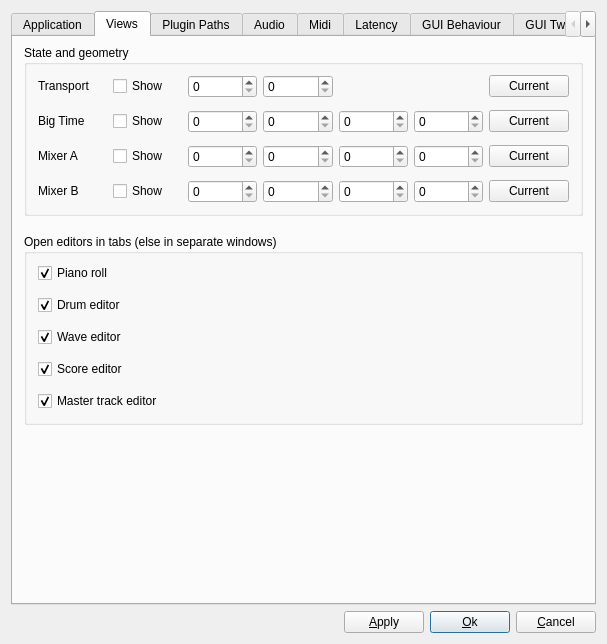
Before: the Qt Designer form muse3/muse/components/gensetbase.ui in emrum/muse, drawn with Qt 5.
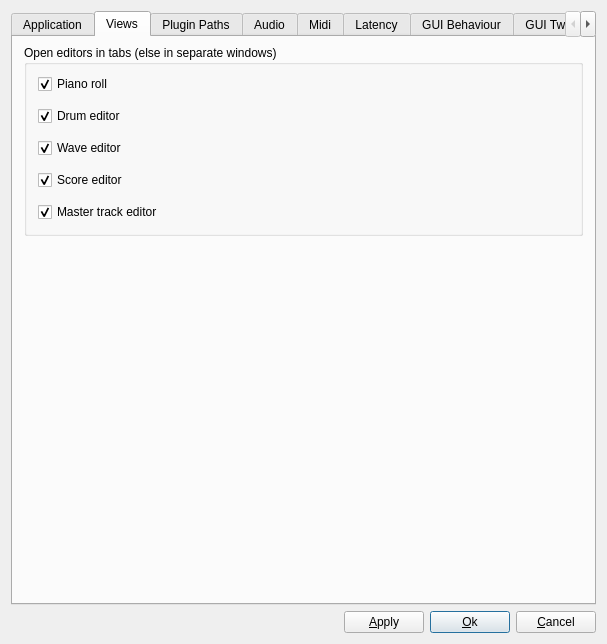
After: the same form once the commit is applied. The open tabs and pages were chosen to show the change.

Commit message: Save geometry of external windows automatically

Diff of the .ui file:
```diff
--- a/muse3/muse/components/gensetbase.ui
+++ b/muse3/muse/components/gensetbase.ui
@@ -334,342 +334,6 @@
          </property>
         </spacer>
        </item>
-       <item>
-        <widget class="QGroupBox" name="groupBox4">
-         <property name="sizePolicy">
-          <sizepolicy hsizetype="Preferred" vsizetype="Preferred">
-           <horstretch>0</horstretch>
-           <verstretch>0</verstretch>
-          </sizepolicy>
-         </property>
-         <property name="title">
-          <string>State and geometry</string>
-         </property>
-         <layout class="QGridLayout" name="gridLayout_8">
-          <property name="topMargin">
-           <number>10</number>
-          </property>
-          <property name="bottomMargin">
-           <number>10</number>
-          </property>
-          <property name="verticalSpacing">
-           <number>12</number>
-          </property>
-          <item row="1" column="1">
-           <widget class="QCheckBox" name="showBigtime">
-            <property name="text">
-             <string>Show</string>
-            </property>
-           </widget>
-          </item>
-          <item row="0" column="0">
-           <widget class="QLabel" name="textLabel2">
-            <property name="sizePolicy">
-             <sizepolicy hsizetype="Preferred" vsizetype="Fixed">
-              <horstretch>0</horstretch>
-              <verstretch>0</verstretch>
-             </sizepolicy>
-            </property>
-            <property name="text">
-             <string>Transport</string>
-            </property>
-            <property name="wordWrap">
-             <bool>false</bool>
-            </property>
-           </widget>
-          </item>
-          <item row="1" column="2">
-           <widget class="QSpinBox" name="bigtimeX">
-            <property name="toolTip">
-             <string>x-pos</string>
-            </property>
-            <property name="maximum">
-             <number>9999</number>
-            </property>
-           </widget>
-          </item>
-          <item row="2" column="3">
-           <widget class="QSpinBox" name="mixerY">
-            <property name="toolTip">
-             <string>y-pos</string>
-            </property>
-            <property name="maximum">
-             <number>9999</number>
-            </property>
-           </widget>
-          </item>
-          <item row="2" column="1">
-           <widget class="QCheckBox" name="showMixer">
-            <property name="text">
-             <string>Show</string>
-            </property>
-           </widget>
-          </item>
-          <item row="0" column="2">
-           <widget class="QSpinBox" name="transportX">
-            <property name="toolTip">
-             <string>x-pos</string>
-            </property>
-            <property name="maximum">
-             <number>9999</number>
-            </property>
-           </widget>
-          </item>
-          <item row="3" column="3">
-           <widget class="QSpinBox" name="mixer2Y">
-            <property name="toolTip">
-             <string>y-pos</string>
-            </property>
-            <property name="maximum">
-             <number>9999</number>
-            </property>
-           </widget>
-          </item>
-          <item row="0" column="3">
-           <widget class="QSpinBox" name="transportY">
-            <property name="toolTip">
-             <string>y-pos</string>
-            </property>
-            <property name="maximum">
-             <number>9999</number>
-            </property>
-           </widget>
-          </item>
-          <item row="3" column="1">
-           <widget class="QCheckBox" name="showMixer2">
-            <property name="text">
-             <string>Show</string>
-            </property>
-           </widget>
-          </item>
-          <item row="1" column="4">
-           <widget class="QSpinBox" name="bigtimeW">
-            <property name="toolTip">
-             <string>width</string>
-            </property>
-            <property name="maximum">
-             <number>9999</number>
-            </property>
-           </widget>
-          </item>
-          <item row="0" column="6">
-           <widget class="QPushButton" name="setTransportCurrent">
-            <property name="sizePolicy">
-             <sizepolicy hsizetype="Preferred" vsizetype="Fixed">
-              <horstretch>0</horstretch>
-              <verstretch>0</verstretch>
-             </sizepolicy>
-            </property>
-            <property name="toolTip">
-             <string>Set current values</string>
-            </property>
-            <property name="text">
-             <string>Current</string>
-            </property>
-           </widget>
-          </item>
-          <item row="2" column="0">
-           <widget class="QLabel" name="textLabel4">
-            <property name="sizePolicy">
-             <sizepolicy hsizetype="Preferred" vsizetype="Fixed">
-              <horstretch>0</horstretch>
-              <verstretch>0</verstretch>
-             </sizepolicy>
-            </property>
-            <property name="text">
-             <string>Mixer A</string>
-            </property>
-            <property name="wordWrap">
-             <bool>false</bool>
-            </property>
-           </widget>
-          </item>
-          <item row="2" column="6">
-           <widget class="QPushButton" name="setMixerCurrent">
-            <property name="sizePolicy">
-             <sizepolicy hsizetype="Minimum" vsizetype="Fixed">
-              <horstretch>0</horstretch>
-              <verstretch>0</verstretch>
-             </sizepolicy>
-            </property>
-            <property name="toolTip">
-             <string>Set current values</string>
-            </property>
-            <property name="text">
-             <string>Current</string>
-            </property>
-           </widget>
-          </item>
-          <item row="1" column="0">
-           <widget class="QLabel" name="textLabel3">
-            <property name="sizePolicy">
-             <sizepolicy hsizetype="Preferred" vsizetype="Fixed">
-              <horstretch>0</horstretch>
-              <verstretch>0</verstretch>
-             </sizepolicy>
-            </property>
-            <property name="text">
-             <string>Big Time</string>
-            </property>
-            <property name="wordWrap">
-             <bool>false</bool>
-            </property>
-           </widget>
-          </item>
-          <item row="1" column="5">
-           <widget class="QSpinBox" name="bigtimeH">
-            <property name="toolTip">
-             <string>height</string>
-            </property>
-            <property name="maximum">
-             <number>9999</number>
-            </property>
-           </widget>
-          </item>
-          <item row="2" column="2">
-           <widget class="QSpinBox" name="mixerX">
-            <property name="toolTip">
-             <string>x-pos</string>
-            </property>
-            <property name="maximum">
-             <number>9999</number>
-            </property>
-           </widget>
-          </item>
-          <item row="0" column="1">
-           <widget class="QCheckBox" name="showTransport">
-            <property name="text">
-             <string>Show</string>
-            </property>
-           </widget>
-          </item>
-          <item row="3" column="5">
-           <widget class="QSpinBox" name="mixer2H">
-            <property name="toolTip">
-             <string>height</string>
-            </property>
-            <property name="maximum">
-             <number>9999</number>
-            </property>
-           </widget>
-          </item>
-          <item row="2" column="4">
-           <widget class="QSpinBox" name="mixerW">
-            <property name="toolTip">
-             <string>width</string>
-            </property>
-            <property name="maximum">
-             <number>9999</number>
-            </property>
-           </widget>
-          </item>
-          <item row="3" column="6">
-           <widget class="QPushButton" name="setMixer2Current">
-            <property name="sizePolicy">
-             <sizepolicy hsizetype="Minimum" vsizetype="Fixed">
-              <horstretch>0</horstretch>
-              <verstretch>0</verstretch>
-             </sizepolicy>
-            </property>
-            <property name="toolTip">
-             <string>Set current values</string>
-            </property>
-            <property name="text">
-             <string>Current</string>
-            </property>
-           </widget>
-          </item>
-          <item row="3" column="2">
-           <widget class="QSpinBox" name="mixer2X">
-            <property name="toolTip">
-             <string>x-pos</string>
-            </property>
-            <property name="maximum">
-             <number>9999</number>
-            </property>
-           </widget>
-          </item>
-          <item row="1" column="6">
-           <widget class="QPushButton" name="setBigtimeCurrent">
-            <property name="sizePolicy">
-             <sizepolicy hsizetype="Preferred" vsizetype="Fixed">
-              <horstretch>0</horstretch>
-              <verstretch>0</verstretch>
-             </sizepolicy>
-            </property>
-            <property name="toolTip">
-             <string>Set current values</string>
-            </property>
-            <property name="text">
-             <string>Current</string>
-            </property>
-           </widget>
-          </item>
-          <item row="3" column="4">
-           <widget class="QSpinBox" name="mixer2W">
-            <property name="toolTip">
-             <string>width</string>
-            </property>
-            <property name="maximum">
-             <number>9999</number>
-            </property>
-           </widget>
-          </item>
-          <item row="3" column="0">
-           <widget class="QLabel" name="textLabel4_2">
-            <property name="sizePolicy">
-             <sizepolicy hsizetype="Preferred" vsizetype="Fixed">
-              <horstretch>0</horstretch>
-              <verstretch>0</verstretch>
-             </sizepolicy>
-            </property>
-            <property name="text">
-             <string>Mixer B</string>
-            </property>
-            <property name="wordWrap">
-             <bool>false</bool>
-            </property>
-           </widget>
-          </item>
-          <item row="1" column="3">
-           <widget class="QSpinBox" name="bigtimeY">
-            <property name="toolTip">
-             <string>y-pos</string>
-            </property>
-            <property name="maximum">
-             <number>9999</number>
-            </property>
-           </widget>
-          </item>
-          <item row="2" column="5">
-           <widget class="QSpinBox" name="mixerH">
-            <property name="toolTip">
-             <string>height</string>
-            </property>
-            <property name="maximum">
-             <number>9999</number>
-            </property>
-           </widget>
-          </item>
-         </layout>
-        </widget>
-       </item>
-       <item>
-        <spacer name="verticalSpacer_14">
-         <property name="orientation">
-          <enum>Qt::Vertical</enum>
-         </property>
-         <property name="sizeType">
-          <enum>QSizePolicy::Fixed</enum>
-         </property>
-         <property name="sizeHint" stdset="0">
-          <size>
-           <width>0</width>
-           <height>12</height>
-          </size>
-         </property>
-        </spacer>
-       </item>
        <item>
         <widget class="QGroupBox" name="groupBox_4">
          <property name="title">
```
Left out of the diff: 22 changed lines with no effect on the pictures. The commit also changes 4 other files.
